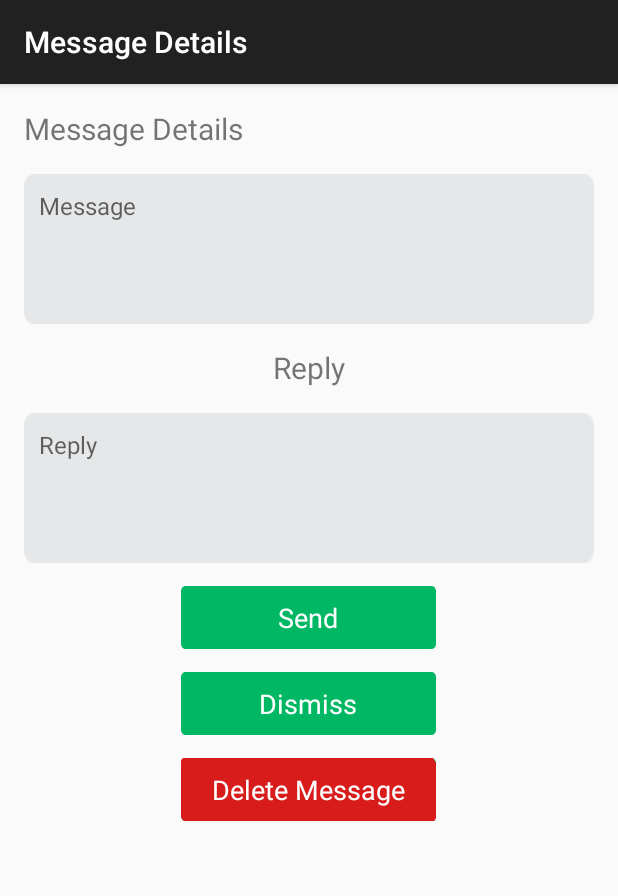
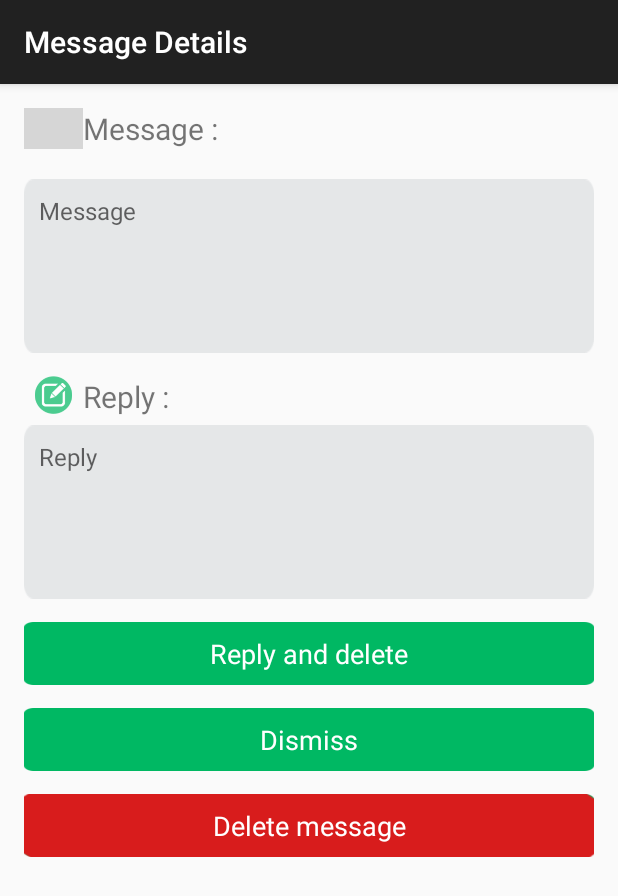
Before and after one commit to AL35/one-message, an Android app: the MessageDetailsActivity screen opened directly, with no data from a screen before it, on a phone screen of 412 x 824 dp. Shown: the top 896 px of the screen. Run offline under Robolectric (Android 15) with nearby library versions, the light colour scheme and no system bars; network calls fail; 2 statements that could not run were skipped; grey boxes are pictures that could not be loaded.

Commit message:
before wessam collaboration

```diff
--- a/app/src/main/res/layout/activity_change_password.xml
+++ b/app/src/main/res/layout/activity_change_password.xml
@@ -16,8 +16,10 @@
   <TextView
     android:id="@+id/textView"
     android:layout_width="match_parent"
-    android:layout_height="44dp"
+    android:layout_height="wrap_content"
+    android:layout_marginBottom="@dimen/pad_30dp"
     android:text="@string/change_password"
+    android:textAlignment="center"
     android:textSize="@dimen/pad_20dp" />
 
     <LinearLayout
--- a/app/src/main/res/layout/activity_config.xml
+++ b/app/src/main/res/layout/activity_config.xml
@@ -14,6 +14,7 @@
     android:layout_width="match_parent"
     android:layout_height="44dp"
     android:text="Configuration"
+    android:textAlignment="center"
     android:textSize="@dimen/pad_20dp" />
 
   <onemessagecompany.onemessage.NumberPickerCustom
@@ -31,7 +32,7 @@
     android:layout_below="@+id/numberPicker1"
     android:layout_centerHorizontal="true"
     android:layout_margin="@dimen/pad_10dp"
-    android:text="Selected Time"
+    android:text="Deletion time :"
     android:textAppearance="?android:attr/textAppearanceLarge"
     android:gravity="center"/>
 
--- a/app/src/main/res/layout/activity_generate_key.xml
+++ b/app/src/main/res/layout/activity_generate_key.xml
@@ -34,8 +34,10 @@
         android:id="@+id/generated_activation_key"
         style="@style/editext_graybg"
         android:layout_width="match_parent"
+        android:enabled="false"
+        android:textAlignment="center"
+        android:textColor="@color/black"
         android:layout_height="44dp"
-        android:hint="@string/txt_activation_key"
         android:inputType="textEmailAddress"
         android:maxLines="1"
         android:layout_marginBottom="@dimen/pad_20dp"
--- a/app/src/main/res/layout/activity_message_details.xml
+++ b/app/src/main/res/layout/activity_message_details.xml
@@ -22,25 +22,37 @@
         android:orientation="vertical"
         android:weightSum="1">
 
+      <LinearLayout
+          android:layout_width="wrap_content"
+          android:layout_height="wrap_content"
+          android:layout_marginBottom="@dimen/pad_20dp"
+          android:orientation="horizontal">
 
+
+        <ImageView
+            android:layout_width="39dp"
+            android:layout_height="match_parent"
+            android:maxHeight="@dimen/pad_5dp"
+            android:maxWidth="@dimen/pad_15dp"
+            android:minWidth="@dimen/pad_10dp"
+            android:src="@drawable/ic_email" />
 
         <TextView
             android:id="@+id/textView"
             android:layout_width="match_parent"
-        android:layout_height="44dp"
-        android:text="@string/title_activity_message_details"
+            android:layout_height="wrap_content"
+            android:text="Message :"
             android:textSize="@dimen/pad_20dp" />
+      </LinearLayout>
 
 
       <TextView
           android:id="@+id/txt_current_Message"
+          style="@style/textView_graybg"
           android:layout_width="match_parent"
-        android:layout_height="100dp"
-        style="@style/textView_graybg"
-        android:hint="@string/Message"
+          android:layout_height="wrap_content"
           android:gravity="top"
-        android:singleLine="true" />
-
+          android:hint="@string/Message" />
 
 
       <LinearLayout
@@ -51,41 +63,56 @@
           android:orientation="vertical"
           android:weightSum="1">
 
+        <LinearLayout
+            android:layout_width="wrap_content"
+            android:layout_height="wrap_content"
+            android:layout_marginBottom="@dimen/pad_5dp">
+
+          <ImageView
+              android:layout_width="39dp"
+              android:layout_height="25dp"
+              android:maxHeight="@dimen/pad_5dp"
+              android:maxWidth="@dimen/pad_15dp"
+              android:minWidth="@dimen/pad_10dp"
+              android:src="@drawable/ic_compose" />
 
           <TextView
               android:id="@+id/txt_user_reply"
               android:layout_width="wrap_content"
-        android:layout_height="44dp"
-        android:text="Reply"
-        android:layout_gravity="center"
+              android:layout_height="wrap_content"
+              android:layout_gravity="left"
+              android:text="Reply :"
               android:textSize="@dimen/pad_20dp" />
+        </LinearLayout>
+
+
         <EditText
             android:id="@+id/txt_sendMessage"
+            style="@style/editextMultiLines_graybg"
             android:layout_width="match_parent"
-        android:layout_height="100dp"
-        style="@style/editextMultiLines_graybg"
-        android:hint="Reply"
+            android:layout_height="wrap_content"
             android:ems="10"
             android:gravity="top"
+            android:hint="Reply"
             android:inputType="textMultiLine"
             android:singleLine="true" />
 
         <Button
             android:id="@+id/btnSendReply"
             style="@style/btn_white_large"
-        android:layout_width="170dp"
+            android:layout_width="wrap_content"
+            android:layout_height="42dp"
             android:layout_gravity="center"
-        android:layout_height="42dp"
+            android:layout_marginTop="@dimen/pad_15dp"
             android:layout_weight="1"
-        android:layout_marginTop="@dimen/pad_15dp"
-        android:text="Send"/>
+            android:text="Reply and delete" />
 
         <Button
             android:id="@+id/btnDismiss"
             style="@style/btn_white_large"
-        android:layout_width="170dp"
+            android:layout_width="wrap_content"
+            android:layout_height="42dp"
             android:layout_gravity="center"
-        android:layout_height="42dp"
             android:layout_marginTop="@dimen/pad_15dp"
             android:layout_weight="1"
             android:text="Dismiss" />
@@ -93,13 +120,12 @@
         <Button
             android:id="@+id/btnDeleteMsg"
             style="@style/btn_red_large"
-        android:layout_width="170dp"
+            android:layout_width="wrap_content"
+            android:layout_height="42dp"
             android:layout_gravity="center"
-        android:layout_height="42dp"
+            android:layout_marginTop="@dimen/pad_15dp"
             android:layout_weight="1"
-        android:layout_marginTop="@dimen/pad_15dp"
-        android:text="Delete Message" />
-
+            android:text="Delete message" />
 
 
       </LinearLayout>
--- a/app/src/main/res/layout/activity_replies.xml
+++ b/app/src/main/res/layout/activity_replies.xml
@@ -40,12 +40,13 @@
           android:id="@+id/v1_username"
           android:layout_width="wrap_content"
           android:layout_height="wrap_content"
-          android:text="Administrator"
+          android:text="admin"
           android:layout_gravity="start|bottom"
           android:layout_marginBottom="0dp"
           android:layout_marginTop="@dimen/pad_10dp"
           android:paddingBottom="@dimen/pad_5dp"
-          android:textColor="@color/black"
+          android:layout_marginLeft="@dimen/pad_15dp"
+          android:textColor="@color/colorGrey"
           app:paddingStart="@dimen/pad_10dp"
           android:textSize="@dimen/txt_14sp"
           android:layout_alignRight="@+id/v1"
--- a/app/src/main/res/values/strings.xml
+++ b/app/src/main/res/values/strings.xml
@@ -57,7 +57,7 @@
     </string>
   <string name="title_activity_login">Sign in</string>
   <string name="title_activity_add_user">Add User</string>
-  <string name="title_home">Home</string>
+  <string name="title_home">Contacts</string>
   <string name="title_dashboard">Dashboard</string>
   <string name="title_notifications">Notifications</string>
 
@@ -79,7 +79,7 @@
   <!-- Strings related to Generate Key-->
 
   <string name="title_activity_generate_key">Generate Key</string>
-  <string name="btn_activation_key">Generate A.K</string>
+  <string name="btn_activation_key">Generate Activation Key</string>
   <string name="txt_activation_key">Activation Key</string>
 
 
@@ -101,7 +101,7 @@
 
   <string name="btn_activation">Activate</string>
   <string name="title_activition_key">Activation</string>
-  <string name="title_activity_admin_main">Home</string>
+  <string name="title_activity_admin_main">Contacts</string>
 
   <string name="action_example">Example action</string>
 
```
Also changed, not shown: app/src/main/AndroidManifest.xml (+37 -3 lines), app/src/main/java/onemessagecompany/onemessage/Adapters/UserMessageAdapter.java (+1 -6 lines), app/src/main/res/layout/admin_message_list_item.xml (+4 -3 lines), app/src/main/res/layout/list_item_message.xml (+27 -14 lines), app/src/main/res/drawable-v21/om_message.png (added). Lines whose indentation alone changed are shown as unchanged.
